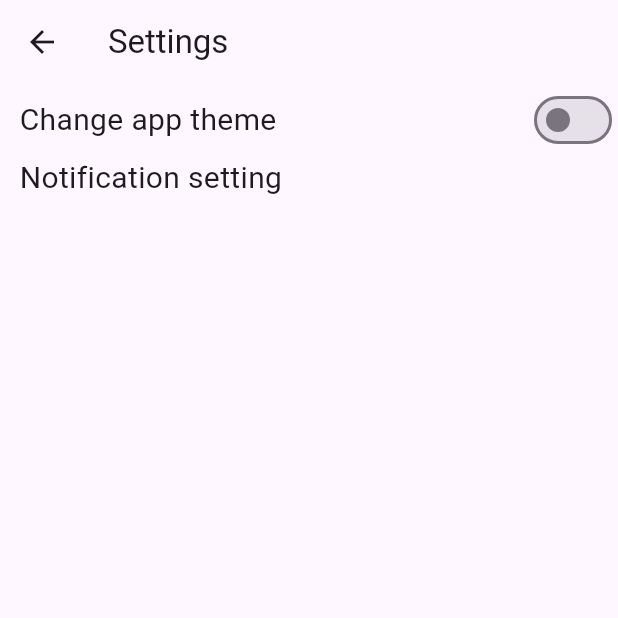
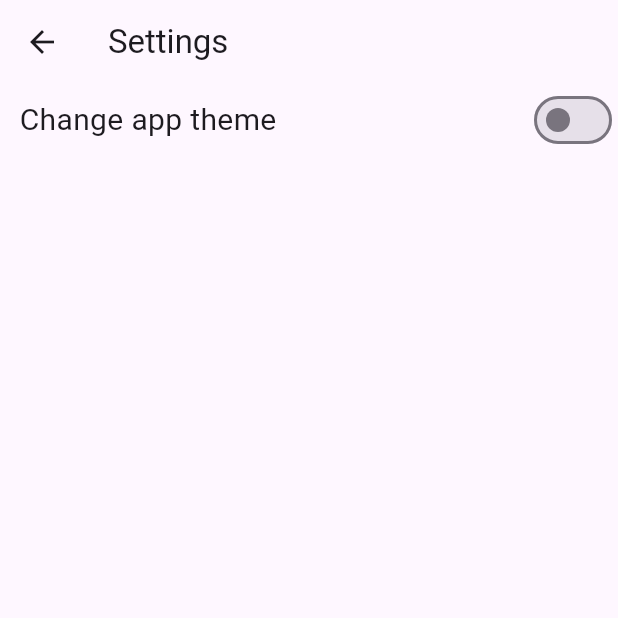
Before and after one commit to Rajdip1/HRMS, a Flutter app: the SettingsScreen screen opened directly, on a phone screen of 412 x 824 dp, the top half of it. Run offline on Flutter 3.47's test engine with Material 3 defaults, Android fonts, the phone set to English and light mode, and no system bars; our stand-ins replace cloud_firestore, csv, file_picker, firebase_auth, firebase_core, fluttertoast and 3 more; accounts and stored records are empty.

Commit message:
some changes

```diff
--- a/lib/screens/settings_screen.dart
+++ b/lib/screens/settings_screen.dart
@@ -33,7 +33,7 @@ class _SettingsScreenState extends State<SettingsScreen> {
                     }),
                   ],
                 ),
-                Text('Notification setting',style: TextStyle(fontSize: 20),),
+                // Text('Notification setting',style: TextStyle(fontSize: 20),),
               ],
             ),
           )
```
